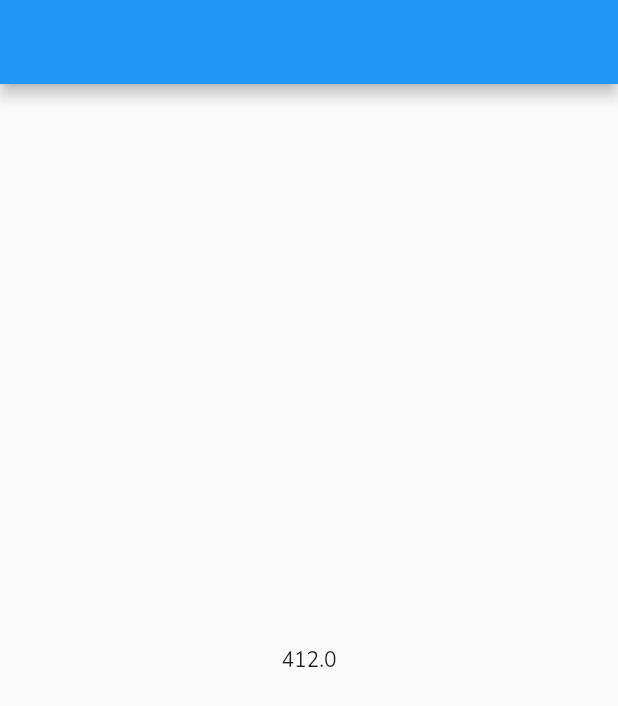
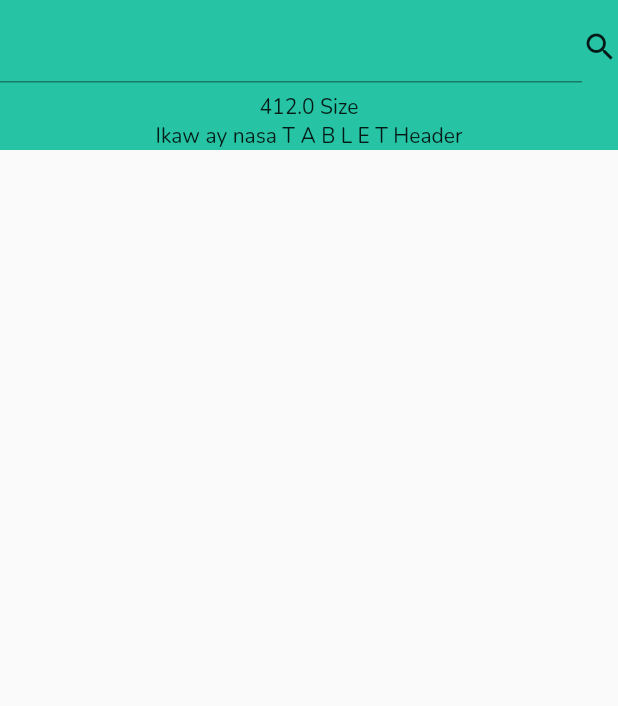
Before and after one commit to rlysam/Team04-BSCS-NS-3A-M-PahireAm-v1, a Flutter app: the screen it shows after launch, on a phone screen of 412 x 824 dp. Shown: the top 706 px of the screen. Run offline on Flutter 3.47's test engine with Material 2 defaults, Android fonts, the phone set to English and light mode, and no system bars; our stand-ins replace google_fonts; missing offline and left inert: dart:html, dart:js_util.

```diff
--- a/lib/screens/Landing/Widgets/Header/header.dart
+++ b/lib/screens/Landing/Widgets/Header/header.dart
@@ -1,5 +1,7 @@
 // Responsive Header
 import 'package:flutter/material.dart';
+import 'package:pahiream_frontend/screens/Landing/Widgets/Header/desktop_header.dart';
+import 'package:pahiream_frontend/screens/Landing/Widgets/Header/tablet_header.dart';
 import 'package:pahiream_frontend/utils/Responsive/responsive_layout.dart';
 
 class AppHeader extends StatelessWidget {
@@ -7,7 +9,9 @@ class AppHeader extends StatelessWidget {
 
   @override
   Widget build(BuildContext context) {
-      return Container();
-    // return ResponsiveLayout(desktopBody: desktopBody, mobileBody: mobileBody)
+    return ResponsiveLayout(
+      desktopBody: MyDesktopHeader(),
+      tabletBody: MyTabletHeader(),
+    );
   }
 }
--- a/lib/screens/Landing/Widgets/Header/tablet_header.dart
+++ b/lib/screens/Landing/Widgets/Header/tablet_header.dart
@@ -0,0 +1,31 @@
+import 'package:flutter/material.dart';
+import 'package:pahiream_frontend/utils/constants.dart';
+
+class MyTabletHeader extends StatelessWidget {
+  const MyTabletHeader({Key? key}) : super(key: key);
+
+  @override
+  Widget build(BuildContext context) {
+    final Size size = MediaQuery.of(context).size;
+    return Container(
+      height: 100,
+      color: kPrimaryGreen,
+      child: Column(
+        children: [
+          Expanded(
+            child: Row(
+              children: [
+                Expanded(child: TextFormField()),
+                GestureDetector(
+                  child: const Icon(Icons.search),
+                )
+              ],
+            ),
+          ),
+        Text(size.width.toString()+' Size'),
+          const Text('Ikaw ay nasa T A B L E T Header'),
+        ],
+      ),
+    );
+  }
+}
--- a/lib/screens/Landing/landing_screen.dart
+++ b/lib/screens/Landing/landing_screen.dart
@@ -1,22 +1,16 @@
 import 'package:flutter/material.dart';
-import 'package:pahiream_frontend/utils/constants.dart';
+import 'package:pahiream_frontend/screens/Landing/landing_screen_desktop.dart';
+import 'package:pahiream_frontend/screens/Landing/landing_screen_tablet.dart';
+import 'package:pahiream_frontend/utils/Responsive/responsive_layout.dart';
 
 class LandingPage extends StatelessWidget {
   const LandingPage({Key? key}) : super(key: key);
 
   @override
   Widget build(BuildContext context) {
-    final Size size = MediaQuery.of(context).size;
-    return Scaffold(
-      appBar: AppBar(),
-      body: Center(
-        child: Column(
-            mainAxisAlignment: MainAxisAlignment.spaceAround,
-          children: [
-            Text(size.width.toString()),
-          ],
-        ),
-      ),
+    return const ResponsiveLayout(
+      desktopBody: DesktopLanding(),
+      tabletBody: TabletLanding(),
     );
   }
 }
--- /dev/null
+++ b/lib/screens/Landing/landing_screen_tablet.dart
@@ -0,0 +1,23 @@
+import 'dart:html';
+
+import 'package:flutter/material.dart';
+import 'package:pahiream_frontend/screens/Landing/Widgets/Header/header.dart';
+import 'package:pahiream_frontend/utils/constants.dart';
+import 'package:pahiream_frontend/widgets/global_widgets.dart';
+
+class TabletLanding extends StatelessWidget {
+  const TabletLanding({Key? key}) : super(key: key);
+
+  @override
+  Widget build(BuildContext context) {
+    final Size size = MediaQuery.of(context).size;
+    return Scaffold(
+        body: Center(
+      child: Column(
+        children: [
+          const AppHeader(),
+        ],
+      ),
+    ));
+  }
+}
--- a/lib/utils/Responsive/dimensions.dart
+++ b/lib/utils/Responsive/dimensions.dart
@@ -1,5 +1,5 @@
 // set common device dimensions here for mobile, tablet, desktop
 
+const mobileWidth = 425;
 const tabletWidth = 768;
-// const mobileWidth = ;
-// const desktopWidth = ;
+const desktopWidth = 1440;
--- a/lib/utils/Responsive/responsive_layout.dart
+++ b/lib/utils/Responsive/responsive_layout.dart
@@ -3,19 +3,20 @@ import 'package:pahiream_frontend/utils/Responsive/dimensions.dart';
 
 class ResponsiveLayout extends StatelessWidget {
   final Widget desktopBody;
-  final Widget mobileBody;
+  final Widget tabletBody;
 
   const ResponsiveLayout(
-      {Key? key, required this.desktopBody, required this.mobileBody})
+      {Key? key, required this.desktopBody, required this.tabletBody})
       : super(key: key);
 
   @override
   Widget build(BuildContext context) {
     return LayoutBuilder(builder: (context, constraints) {
-      if (constraints.maxWidth < tabletWidth) {
+      var screenWidth = constraints.maxWidth;
+      if (screenWidth > tabletWidth) {
         return desktopBody;
       } else {
-        return mobileBody;
+        return tabletBody;
       }
     });
   }
--- a/lib/widgets/global_widgets.dart
+++ b/lib/widgets/global_widgets.dart
@@ -67,6 +67,12 @@ class CommonStyleInput {
   }
 }
 
+BoxDecoration divDecoration() {
+  return BoxDecoration(
+      border: Border.all(color: Colors.grey,width: 0.4),
+      borderRadius: BorderRadius.all(Radius.circular(10)));
+}
+
 class CommonStyleButton {
   static ButtonStyle btnStyle(
       {String labelTextStr = "", String hintTextStr = ""}) {
```
Also changed, not shown: lib/screens/Landing/Screen User Profile/user_profile.dart (added, +152 -0 lines), lib/screens/Landing/Widgets/Header/desktop_header.dart (+18 -0 lines), lib/screens/Landing/landing_screen_desktop.dart (added, +22 -0 lines), lib/utils/Responsive/sample.txt (added, +28 -0 lines).
